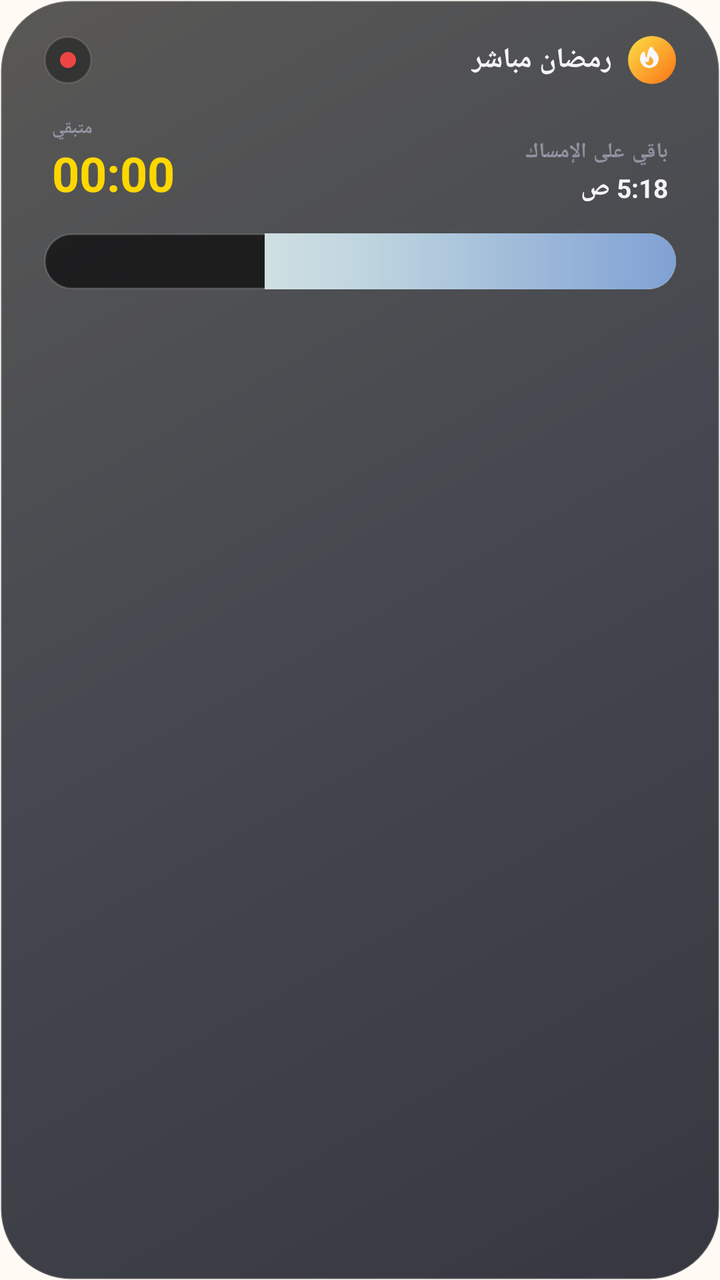
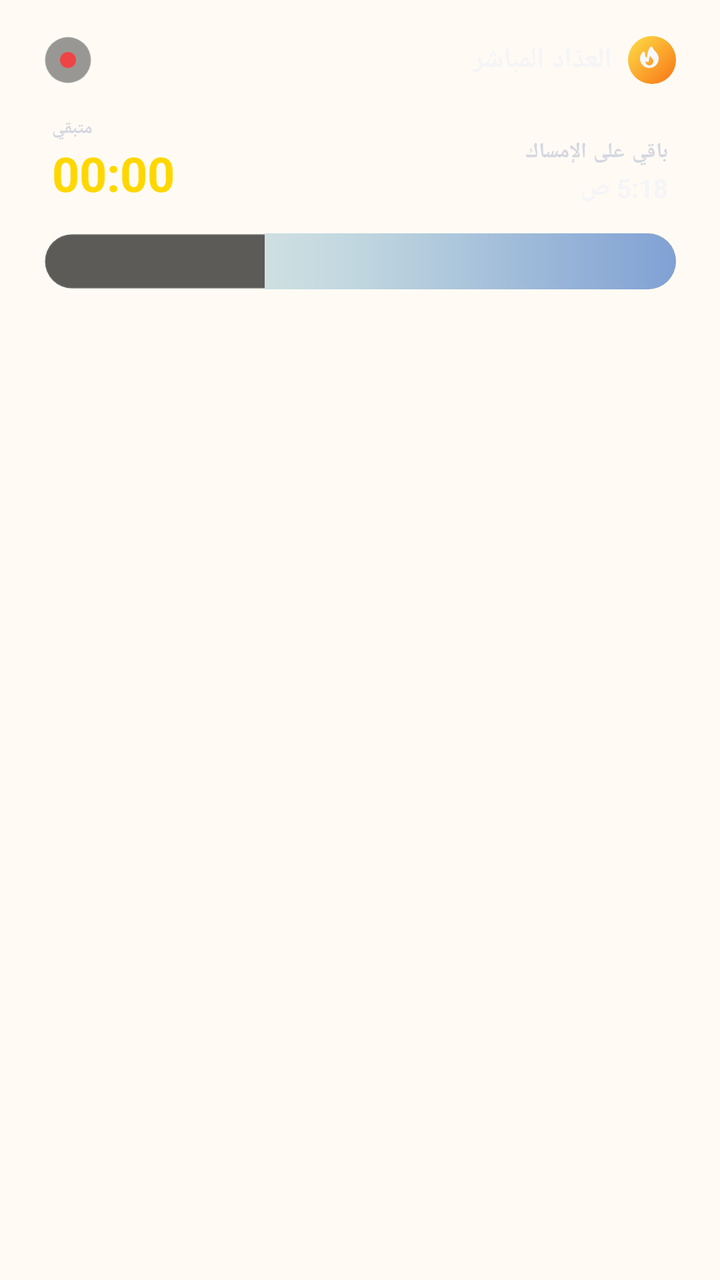

An Android layout rendered at two revisions. The XML below is the earlier revision; the diff shows what the commit changed to produce the second picture.
<!-- AndroidManifest.xml: application theme Theme.Caliq -->
<!-- res/layout/notification_live.xml -->
<?xml version="1.0" encoding="utf-8"?>
<LinearLayout xmlns:android="http://schemas.android.com/apk/res/android"
    android:id="@+id/notif_root"
    android:layout_width="match_parent"
    android:layout_height="wrap_content"
    android:layoutDirection="rtl"
    android:background="@drawable/notif_bg"
    android:orientation="vertical"
    android:paddingStart="22dp"
    android:paddingTop="18dp"
    android:paddingEnd="22dp"
    android:paddingBottom="18dp">

    
    <LinearLayout
        android:layout_width="match_parent"
        android:layout_height="wrap_content"
        android:gravity="center_vertical"
        android:orientation="horizontal">

        <ImageView
            android:layout_width="24dp"
            android:layout_height="24dp"
            android:background="@drawable/notif_flame_circle"
            android:contentDescription="@null"
            android:padding="4dp"
            android:src="@drawable/ic_notif_flame" />

        <TextView
            android:layout_width="wrap_content"
            android:layout_height="wrap_content"
            android:layout_marginStart="8dp"
            android:layout_weight="1"
            android:text="رمضان مباشر"
            android:textColor="#FFF5F5F7"
            android:textSize="14sp"
            android:textStyle="bold"
            android:letterSpacing="0.02" />

        <FrameLayout
            android:layout_width="24dp"
            android:layout_height="24dp"
            android:background="@drawable/notif_box_current">

            <View
                android:layout_width="8dp"
                android:layout_height="8dp"
                android:layout_gravity="center"
                android:background="@drawable/notif_live_dot" />
        </FrameLayout>
    </LinearLayout>

    
    <LinearLayout
        android:layout_width="match_parent"
        android:layout_height="wrap_content"
        android:layout_marginTop="16dp"
        android:baselineAligned="false"
        android:gravity="bottom"
        android:orientation="horizontal"
        android:paddingStart="4dp"
        android:paddingEnd="4dp">

        <LinearLayout
            android:layout_width="0dp"
            android:layout_height="wrap_content"
            android:layout_weight="1"
            android:orientation="vertical">

            <TextView
                android:id="@+id/live_label"
                android:layout_width="wrap_content"
                android:layout_height="wrap_content"
                android:text="باقي على الإمساك"
                android:textColor="#99B9C0D4"
                android:textSize="10.5sp"
                android:textStyle="bold"
                android:letterSpacing="0.08" />

            <TextView
                android:id="@+id/live_target"
                android:layout_width="wrap_content"
                android:layout_height="wrap_content"
                android:layout_marginTop="2dp"
                android:layoutDirection="ltr"
                android:text="5:18 ص"
                android:textColor="#FFF5F5F7"
                android:textSize="13sp"
                android:textStyle="bold" />
        </LinearLayout>

        <LinearLayout
            android:layout_width="wrap_content"
            android:layout_height="wrap_content"
            android:gravity="end"
            android:orientation="vertical">

            <TextView
                android:layout_width="wrap_content"
                android:layout_height="wrap_content"
                android:text="متبقي"
                android:textColor="#99B9C0D4"
                android:textSize="9sp"
                android:textStyle="bold"
                android:letterSpacing="0.2" />

            <Chronometer
                android:id="@+id/live_chrono"
                android:layout_width="wrap_content"
                android:layout_height="wrap_content"
                android:layoutDirection="ltr"
                android:textColor="#FFFFD700"
                android:textSize="24sp"
                android:textStyle="bold" />
        </LinearLayout>
    </LinearLayout>

    
    <FrameLayout
        android:layout_width="match_parent"
        android:layout_height="28dp"
        android:layout_marginTop="14dp">

        <ProgressBar
            android:id="@+id/live_progress_day"
            style="?android:attr/progressBarStyleHorizontal"
            android:layout_width="match_parent"
            android:layout_height="28dp"
            android:max="100"
            android:progress="65"
            android:progressDrawable="@drawable/notif_progress_day" />

        <ProgressBar
            android:id="@+id/live_progress_night"
            style="?android:attr/progressBarStyleHorizontal"
            android:layout_width="match_parent"
            android:layout_height="28dp"
            android:max="100"
            android:progress="65"
            android:progressDrawable="@drawable/notif_progress" />
    </FrameLayout>
</LinearLayout>
<!-- resources referenced by this layout -->
<resources>
  <!-- drawable notif_bg (drawable) -->
  <?xml version="1.0" encoding="utf-8"?>
  <shape xmlns:android="http://schemas.android.com/apk/res/android"
      android:shape="rectangle">
      <gradient
          android:angle="315"
          android:startColor="#A6000000"
          android:centerColor="#C20A0F1C"
          android:endColor="#D9141420" />
      <corners android:radius="35dp" />
      <stroke
          android:width="1dp"
          android:color="#26FFFFFF" />
  </shape>
  <!-- drawable notif_box_current (drawable) -->
  <?xml version="1.0" encoding="utf-8"?>
  <shape xmlns:android="http://schemas.android.com/apk/res/android"
      android:shape="rectangle">
      <solid android:color="#66000000" />
      <corners android:radius="16dp" />
      <stroke
          android:width="1dp"
          android:color="#1AFFFFFF" />
  </shape>
  <!-- drawable notif_flame_circle (drawable) -->
  <?xml version="1.0" encoding="utf-8"?>
  <shape xmlns:android="http://schemas.android.com/apk/res/android"
      android:shape="oval">
      <gradient
          android:angle="315"
          android:startColor="#FFFDE047"
          android:endColor="#FFF97316" />
  </shape>
  <!-- drawable notif_live_dot (drawable) -->
  <?xml version="1.0" encoding="utf-8"?>
  <shape xmlns:android="http://schemas.android.com/apk/res/android"
      android:shape="oval">
      <solid android:color="#EF4444" />
  </shape>
  <!-- drawable notif_progress (drawable) -->
  <?xml version="1.0" encoding="utf-8"?>
  <layer-list xmlns:android="http://schemas.android.com/apk/res/android">
      <item android:id="@android:id/background">
          <shape android:shape="rectangle">
              <solid android:color="#66000000" />
              <corners android:radius="99dp" />
              <stroke
                  android:width="1dp"
                  android:color="#14FFFFFF" />
          </shape>
      </item>
      <item android:id="@android:id/progress">
          <clip>
              <shape android:shape="rectangle">
                  <gradient
                      android:angle="0"
                      android:startColor="#80A1D4"
                      android:centerColor="#C0D6DF"
                      android:endColor="#F2F5EA" />
                  <corners android:radius="99dp" />
              </shape>
          </clip>
      </item>
  </layer-list>
  <style name="Theme.Caliq" parent="@android:style/Theme.Material.Light.NoActionBar">
          <item name="android:statusBarColor">@android:color/transparent</item>
          <item name="android:navigationBarColor">@android:color/transparent</item>
          <item name="android:windowLightStatusBar">true</item>
          <item name="android:windowLightNavigationBar">true</item>
          <item name="android:windowLayoutInDisplayCutoutMode">shortEdges</item>
          <item name="android:windowBackground">@drawable/app_background_light</item>
          
          <item name="android:forceDarkAllowed">false</item>
          <item name="android:windowActionModeOverlay">true</item>
      </style>
  <!-- drawable app_background_light (drawable) -->
  <?xml version="1.0" encoding="utf-8"?>
  <shape xmlns:android="http://schemas.android.com/apk/res/android"
      android:shape="rectangle">
      <solid android:color="#FFFBF4" />
  </shape>
  <!-- unchanged entries left out for length: 2 -->
</resources>

<!-- the commit's change to res/layout/notification_live.xml (unified diff, before → after) -->
@@ -1,142 +1,152 @@
 <?xml version="1.0" encoding="utf-8"?>
-<LinearLayout xmlns:android="http://schemas.android.com/apk/res/android"
+<FrameLayout xmlns:android="http://schemas.android.com/apk/res/android"
     android:id="@+id/notif_root"
     android:layout_width="match_parent"
-    android:layout_height="wrap_content"
-    android:layoutDirection="rtl"
-    android:background="@drawable/notif_bg"
-    android:orientation="vertical"
-    android:paddingStart="22dp"
-    android:paddingTop="18dp"
-    android:paddingEnd="22dp"
-    android:paddingBottom="18dp">
+    android:layout_height="wrap_content">
 
-    
+    <ImageView
+        android:id="@+id/notif_bg_image"
+        android:layout_width="match_parent"
+        android:layout_height="match_parent"
+        android:scaleType="fitXY" />
+
     <LinearLayout
         android:layout_width="match_parent"
         android:layout_height="wrap_content"
-        android:gravity="center_vertical"
-        android:orientation="horizontal">
+        android:layoutDirection="rtl"
+        android:orientation="vertical"
+        android:paddingStart="22dp"
+        android:paddingTop="18dp"
+        android:paddingEnd="22dp"
+        android:paddingBottom="18dp">
 
-        <ImageView
-            android:layout_width="24dp"
-            android:layout_height="24dp"
-            android:background="@drawable/notif_flame_circle"
-            android:contentDescription="@null"
-            android:padding="4dp"
-            android:src="@drawable/ic_notif_flame" />
+        
+        <LinearLayout
+            android:layout_width="match_parent"
+            android:layout_height="wrap_content"
+            android:gravity="center_vertical"
+            android:orientation="horizontal">
 
-        <TextView
-            android:layout_width="wrap_content"
-            android:layout_height="wrap_content"
-            android:layout_marginStart="8dp"
-            android:layout_weight="1"
-            android:text="رمضان مباشر"
-            android:textColor="#FFF5F5F7"
-            android:textSize="14sp"
-            android:textStyle="bold"
-            android:letterSpacing="0.02" />
-
-        <FrameLayout
-            android:layout_width="24dp"
-            android:layout_height="24dp"
-            android:background="@drawable/notif_box_current">
-
-            <View
-                android:layout_width="8dp"
-                android:layout_height="8dp"
-                android:layout_gravity="center"
-                android:background="@drawable/notif_live_dot" />
-        </FrameLayout>
-    </LinearLayout>
-
-    
-    <LinearLayout
-        android:layout_width="match_parent"
-        android:layout_height="wrap_content"
-        android:layout_marginTop="16dp"
-        android:baselineAligned="false"
-        android:gravity="bottom"
-        android:orientation="horizontal"
-        android:paddingStart="4dp"
-        android:paddingEnd="4dp">
-
-        <LinearLayout
-            android:layout_width="0dp"
-            android:layout_height="wrap_content"
-            android:layout_weight="1"
-            android:orientation="vertical">
-
-            <TextView
-                android:id="@+id/live_label"
-                android:layout_width="wrap_content"
-                android:layout_height="wrap_content"
-                android:text="باقي على الإمساك"
-                android:textColor="#99B9C0D4"
-                android:textSize="10.5sp"
-                android:textStyle="bold"
-                android:letterSpacing="0.08" />
-
-            <TextView
-                android:id="@+id/live_target"
-                android:layout_width="wrap_content"
-                android:layout_height="wrap_content"
-                android:layout_marginTop="2dp"
-                android:layoutDirection="ltr"
-                android:text="5:18 ص"
-                android:textColor="#FFF5F5F7"
-                android:textSize="13sp"
-                android:textStyle="bold" />
-        </LinearLayout>
-
-        <LinearLayout
-            android:layout_width="wrap_content"
-            android:layout_height="wrap_content"
-            android:gravity="end"
-            android:orientation="vertical">
+            <ImageView
+                android:layout_width="24dp"
+                android:layout_height="24dp"
+                android:background="@drawable/notif_flame_circle"
+                android:contentDescription="@null"
+                android:padding="4dp"
+                android:src="@drawable/ic_notif_flame" />
 
             <TextView
                 android:layout_width="wrap_content"
                 android:layout_height="wrap_content"
-                android:text="متبقي"
-                android:textColor="#99B9C0D4"
-                android:textSize="9sp"
+                android:layout_marginStart="8dp"
+                android:layout_weight="1"
+                android:text="العدّاد المباشر"
+                android:textColor="#FFF5F5F7"
+                android:textSize="14sp"
                 android:textStyle="bold"
-                android:letterSpacing="0.2" />
+                android:letterSpacing="0.02" />
 
-            <Chronometer
-                android:id="@+id/live_chrono"
+            <FrameLayout
+                android:layout_width="24dp"
+                android:layout_height="24dp"
+                android:background="@drawable/notif_box_current">
+
+                <View
+                    android:layout_width="8dp"
+                    android:layout_height="8dp"
+                    android:layout_gravity="center"
+                    android:background="@drawable/notif_live_dot" />
+            </FrameLayout>
+        </LinearLayout>
+
+        
+        <LinearLayout
+            android:layout_width="match_parent"
+            android:layout_height="wrap_content"
+            android:layout_marginTop="16dp"
+            android:baselineAligned="false"
+            android:gravity="bottom"
+            android:orientation="horizontal"
+            android:paddingStart="4dp"
+            android:paddingEnd="4dp">
+
+            <LinearLayout
+                android:layout_width="0dp"
+                android:layout_height="wrap_content"
+                android:layout_weight="1"
+                android:orientation="vertical">
+
+                <TextView
+                    android:id="@+id/live_label"
+                    android:layout_width="wrap_content"
+                    android:layout_height="wrap_content"
+                    android:text="باقي على الإمساك"
+                    android:textColor="#99B9C0D4"
+                    android:textSize="10.5sp"
+                    android:textStyle="bold"
+                    android:letterSpacing="0.08" />
+
+                <TextView
+                    android:id="@+id/live_target"
+                    android:layout_width="wrap_content"
+                    android:layout_height="wrap_content"
+                    android:layout_marginTop="2dp"
+                    android:layoutDirection="ltr"
+                    android:text="5:18 ص"
+                    android:textColor="#FFF5F5F7"
+                    android:textSize="13sp"
+                    android:textStyle="bold" />
+            </LinearLayout>
+
+            <LinearLayout
                 android:layout_width="wrap_content"
                 android:layout_height="wrap_content"
-                android:layoutDirection="ltr"
-                android:textColor="#FFFFD700"
-                android:textSize="24sp"
-                android:textStyle="bold" />
+                android:gravity="end"
+                android:orientation="vertical">
+
+                <TextView
+                    android:layout_width="wrap_content"
+                    android:layout_height="wrap_content"
+                    android:text="متبقي"
+                    android:textColor="#99B9C0D4"
+                    android:textSize="9sp"
+                    android:textStyle="bold"
+                    android:letterSpacing="0.2" />
+
+                <Chronometer
+                    android:id="@+id/live_chrono"
+                    android:layout_width="wrap_content"
+                    android:layout_height="wrap_content"
+                    android:layoutDirection="ltr"
+                    android:textColor="#FFFFD700"
+                    android:textSize="24sp"
+                    android:textStyle="bold" />
+            </LinearLayout>
         </LinearLayout>
-    </LinearLayout>
 
-    
-    <FrameLayout
-        android:layout_width="match_parent"
-        android:layout_height="28dp"
-        android:layout_marginTop="14dp">
-
-        <ProgressBar
-            android:id="@+id/live_progress_day"
-            style="?android:attr/progressBarStyleHorizontal"
+        
+        <FrameLayout
             android:layout_width="match_parent"
             android:layout_height="28dp"
-            android:max="100"
-            android:progress="65"
-            android:progressDrawable="@drawable/notif_progress_day" />
+            android:layout_marginTop="14dp">
 
-        <ProgressBar
-            android:id="@+id/live_progress_night"
-            style="?android:attr/progressBarStyleHorizontal"
-            android:layout_width="match_parent"
-            android:layout_height="28dp"
-            android:max="100"
-            android:progress="65"
-            android:progressDrawable="@drawable/notif_progress" />
-    </FrameLayout>
-</LinearLayout>
+            <ProgressBar
+                android:id="@+id/live_progress_day"
+                style="?android:attr/progressBarStyleHorizontal"
+                android:layout_width="match_parent"
+                android:layout_height="28dp"
+                android:max="100"
+                android:progress="65"
+                android:progressDrawable="@drawable/notif_progress_day" />
+
+            <ProgressBar
+                android:id="@+id/live_progress_night"
+                style="?android:attr/progressBarStyleHorizontal"
+                android:layout_width="match_parent"
+                android:layout_height="28dp"
+                android:max="100"
+                android:progress="65"
+                android:progressDrawable="@drawable/notif_progress" />
+        </FrameLayout>
+    </LinearLayout>
+</FrameLayout>
<!-- resource entries referenced after the edit -->
@@ -1,19 +1,5 @@
 <!-- resources referenced by this layout -->
 <resources>
-  <!-- drawable notif_bg (drawable) -->
-  <?xml version="1.0" encoding="utf-8"?>
-  <shape xmlns:android="http://schemas.android.com/apk/res/android"
-      android:shape="rectangle">
-      <gradient
-          android:angle="315"
-          android:startColor="#A6000000"
-          android:centerColor="#C20A0F1C"
-          android:endColor="#D9141420" />
-      <corners android:radius="35dp" />
-      <stroke
-          android:width="1dp"
-          android:color="#26FFFFFF" />
-  </shape>
   <!-- drawable notif_box_current (drawable) -->
   <?xml version="1.0" encoding="utf-8"?>
   <shape xmlns:android="http://schemas.android.com/apk/res/android"
